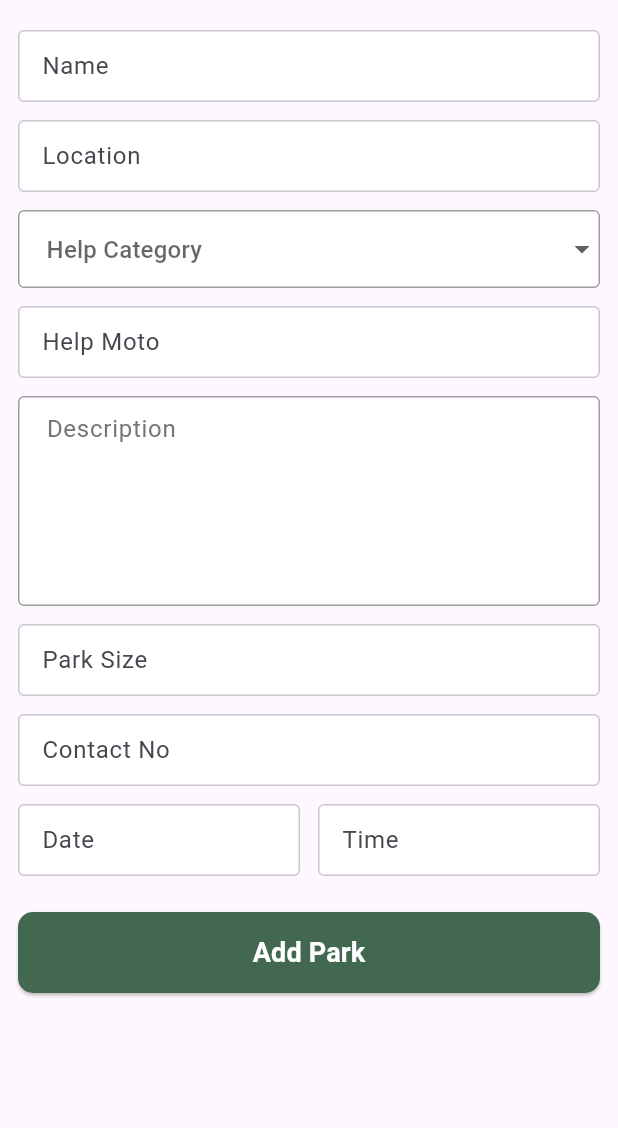
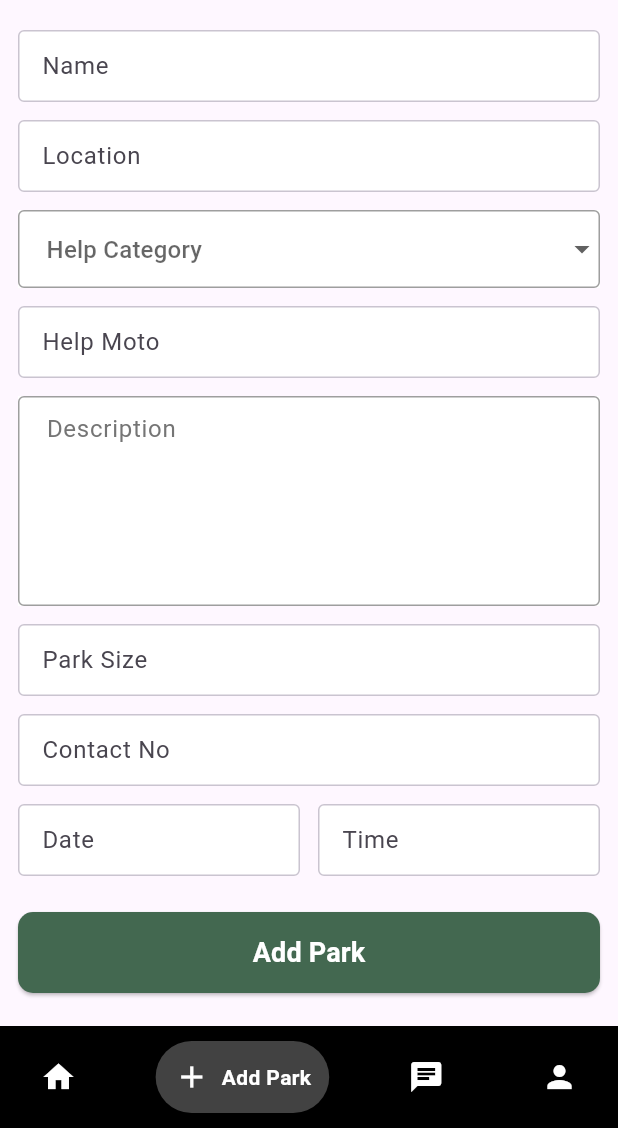
Before and after one commit to Sanket80/Green-Space, a Flutter app: the AddPark screen opened directly, on a phone screen of 412 x 824 dp, the part 108-1236 px from its top. Run offline on Flutter 3.47's test engine with Material 3 defaults, Android fonts, the phone set to English and light mode, and no system bars; drawn by our look-alikes of google_nav_bar; our stand-ins replace cloud_firestore, firebase_auth, firebase_core, firebase_storage, smooth_page_indicator; accounts and stored records are empty.

Commit message:
Added Bottom Navigation Bar

```diff
--- a/lib/Screens/AddPark.dart
+++ b/lib/Screens/AddPark.dart
@@ -1,6 +1,8 @@
 import 'package:cloud_firestore/cloud_firestore.dart';
 import 'package:firebase_auth/firebase_auth.dart';
 import 'package:flutter/material.dart';
+import 'package:google_nav_bar/google_nav_bar.dart';
+import 'package:greenspace/Screens/ManagerDashboard.dart';
 import 'package:greenspace/Widgets/text_field.dart';
 
 class AddPark extends StatefulWidget {
@@ -20,6 +22,7 @@ class _AddParkState extends State<AddPark> {
   TextEditingController _date = TextEditingController();
   TextEditingController _time = TextEditingController();
   String? helpCategory;
+  int _selectedIndex = 1;
 
   // add Park to the database
   Future addPark() async {
@@ -302,6 +305,72 @@ class _AddParkState extends State<AddPark> {
           ),
         ),
       ),
+      bottomNavigationBar: Container(
+        color: Colors.black,
+        child: Padding(
+          padding: const EdgeInsets.symmetric(horizontal: 15, vertical: 10),
+          child: GNav(
+            selectedIndex: _selectedIndex,
+            backgroundColor: Colors.black,
+            activeColor: Colors.white,
+            color: Colors.white,
+            tabBackgroundColor: Colors.grey.shade800,
+            gap: 8,
+            padding: EdgeInsets.all(12),
+            tabs: [
+              GButton(
+                icon: Icons.home,
+                text: 'Home',
+                onPressed: () {
+                  setState(() {
+                    _selectedIndex = 0;
+                  });
+                  Navigator.pushReplacement(
+                    context,
+                    MaterialPageRoute(
+                      builder: (context) => ManagerDashboard(),
+                    ),
+                  );
+                },
+              ),
+              GButton(
+                icon: Icons.add,
+                text: 'Add Park',
+                onPressed: () {
+                  setState(() {
+                    _selectedIndex = 1;
+                  });
+                },
+              ),
+              GButton(
+                icon: Icons.chat,
+                text: 'Chat',
+                onPressed: () {
+                  setState(() {
+                    _selectedIndex = 2;
+                  });
+                  // Navigator.pushReplacement(
+                  //   context,
+                  //   MaterialPageRoute(
+                  //     builder: (context) => ChatBot(),
+                  //   ),
+                  // );
+                },
+              ),
+              GButton(
+                icon: Icons.person,
+                text: 'Jobs',
+                onPressed: () {
+                  setState(() {
+                    _selectedIndex = 3;
+                  });
+                  // Navigator.pushReplacement(context, MaterialPageRoute(builder: (context) => ProfileScreen()));
+                },
+              ),
+            ],
+          ),
+        ),
+      ),
     );
   }
 }
--- a/lib/Screens/Login.dart
+++ b/lib/Screens/Login.dart
@@ -5,6 +5,7 @@ import 'package:cloud_firestore/cloud_firestore.dart';
 import 'package:firebase_auth/firebase_auth.dart';
 import 'package:flutter/material.dart';
 import 'package:greenspace/Screens/AddPark.dart';
+import 'package:greenspace/Screens/ManagerDashboard.dart';
 import 'package:greenspace/Screens/Sign_up.dart';
 import 'package:greenspace/Screens/Tasks.dart';
 import 'package:greenspace/Widgets/text_field.dart';
@@ -61,7 +62,7 @@ class _LoginScreenState extends State<LoginScreen> {
         if (role == 'Manager') {
           Navigator.push(
             context,
-            MaterialPageRoute(builder: (context) => AddPark()), // Replace with your Manager screen
+            MaterialPageRoute(builder: (context) => ManagerDashboard()), // Replace with your Manager screen
           );
         } else {
           Navigator.push(
--- a/lib/Screens/Tasks.dart
+++ b/lib/Screens/Tasks.dart
@@ -395,7 +395,7 @@ class _TasksState extends State<Tasks> {
                                                           horizontal: 14,
                                                           vertical: 12),
                                                       child: Text(
-                                                        'Join Task',
+                                                        'Help Park',
                                                         style: TextStyle(
                                                           color: Colors.white,
                                                         ),
--- a/lib/main.dart
+++ b/lib/main.dart
@@ -31,7 +31,7 @@ class MyApp extends StatelessWidget {
     return MaterialApp(
       debugShowCheckedModeBanner: false,
       title: 'Flutter Demo',
-      home: ManagerDashboard(),
+      home: onBoardingScreen(),
     );
   }
 }
--- a/pubspec.yaml
+++ b/pubspec.yaml
@@ -40,6 +40,7 @@ dependencies:
   firebase_core: ^2.27.0
   firebase_storage: ^11.6.9
   cloud_firestore: ^4.15.8
+  google_nav_bar: ^5.0.6
 
 dev_dependencies:
   flutter_test:
```
Also changed, not shown: lib/Screens/ManagerDashboard.dart (+72 -2 lines), pubspec.lock.
